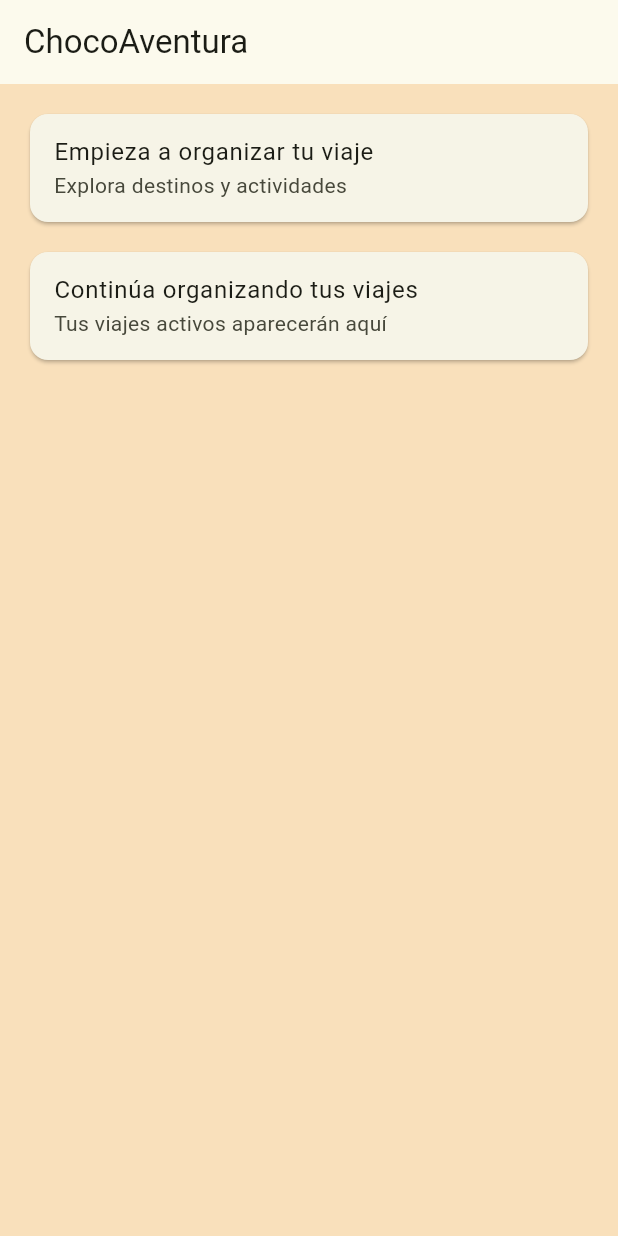
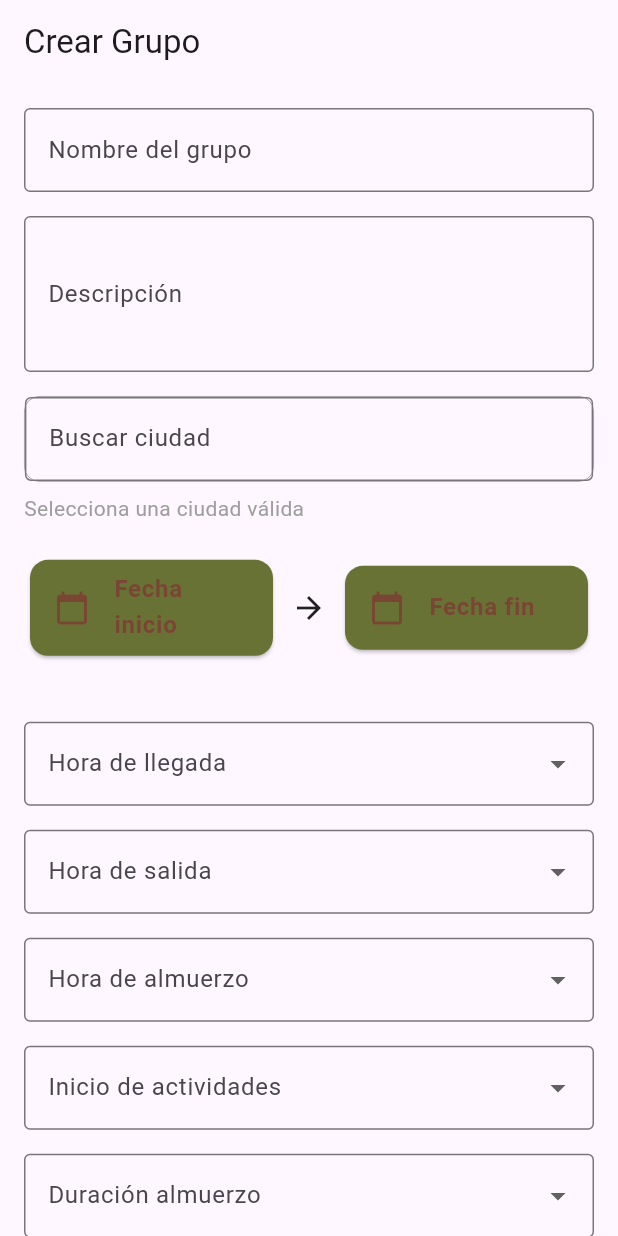
Before and after one commit to michellecfino/ChocoAventura-front, a Flutter app: the screen it shows after launch, on a phone screen of 412 x 824 dp. Run offline on Flutter 3.47's test engine with Material 3 defaults, Android fonts, the phone set to English and light mode, and no system bars; drawn by our look-alikes of google_places_flutter; our stand-ins replace google_fonts.

Commit message:
crear grupo viaje casi listyo

```diff
--- a/choco/lib/features/itinerario/screens/ItinerarioScreen.dart
+++ b/choco/lib/features/itinerario/screens/ItinerarioScreen.dart
@@ -3,7 +3,6 @@ import 'package:flutter/material.dart';
 import 'package:google_fonts/google_fonts.dart';
 import 'package:choco/features/itinerario/models/Itinerario.dart';
 import 'package:choco/app/colors.dart';
-import 'package:choco/core/mock/itinerario_mock.dart';
 import 'package:choco/features/itinerario/widgets/calendar_view.dart';
 
 class ItinerarioScreen extends StatefulWidget {
--- /dev/null
+++ b/choco/lib/features/viajes/screens/CreacionGrupoViaje.dart
@@ -0,0 +1,299 @@
+import 'package:flutter/material.dart';
+import 'package:google_places_flutter/google_places_flutter.dart';
+import 'package:choco/features/viajes/widgets/calendario.dart';
+
+class CreacionGrupoViaje extends StatefulWidget {
+  const CreacionGrupoViaje({super.key});
+
+  @override
+  State<CreacionGrupoViaje> createState() => _CreacionGrupoViajeState();
+}
+
+class _CreacionGrupoViajeState extends State<CreacionGrupoViaje> {
+  final _formKey = GlobalKey<FormState>();
+
+  //  Datos
+  String? nombre;
+  String? descripcion;
+
+  String? ciudad;
+  String? pais;
+  double? lat;
+  double? lng;
+
+  DateTime? fechaInicio;
+  DateTime? fechaFin;
+  TimeOfDay? horaLlegada;
+  TimeOfDay? horaSalida;
+
+  List<TimeOfDay> generarHoras() {
+    return List.generate(24, (index) {
+      return TimeOfDay(hour: index, minute: 0);
+    });
+  }
+
+  DateTime combinarFechaYHora(DateTime fecha, TimeOfDay hora) {
+    return DateTime(fecha.year, fecha.month, fecha.day, hora.hour, hora.minute);
+  }
+
+  TimeOfDay? horaAlmuerzo;
+  TimeOfDay? horaInicio;
+
+  int? tiempoAlmuerzo;
+
+  final ciudadController = TextEditingController();
+
+  @override
+  Widget build(BuildContext context) {
+    return Scaffold(
+      appBar: AppBar(title: const Text("Crear Grupo")),
+      body: Form(
+        key: _formKey,
+        child: ListView(
+          padding: const EdgeInsets.all(16),
+          children: [
+            //  Nombre
+            TextFormField(
+              decoration: const InputDecoration(
+                labelText: "Nombre del grupo",
+                border: OutlineInputBorder(),
+              ),
+              validator: (v) => v == null || v.isEmpty ? "Obligatorio" : null,
+              onSaved: (v) => nombre = v,
+            ),
+
+            const SizedBox(height: 16),
+
+            //  Descripción
+            TextFormField(
+              decoration: const InputDecoration(
+                labelText: "Descripción",
+                border: OutlineInputBorder(),
+              ),
+              maxLines: 3,
+              onSaved: (v) => descripcion = v,
+            ),
+
+            const SizedBox(height: 16),
+
+            //  CIUDAD (GOOGLE)
+            GooglePlaceAutoCompleteTextField(
+              textEditingController: ciudadController,
+              googleAPIKey: "AIzaSyAK4aui_XKMFgZAEyzKB9cYo7JsYm2LHrY",
+
+              inputDecoration: const InputDecoration(
+                hintText: "Buscar ciudad",
+                border: OutlineInputBorder(),
+              ),
+
+              debounceTime: 800,
+              isLatLngRequired: true,
+
+              getPlaceDetailWithLatLng: (prediction) {
+                lat = double.tryParse(prediction.lat ?? "");
+                lng = double.tryParse(prediction.lng ?? "");
+              },
+
+              itemClick: (prediction) {
+                ciudadController.text = prediction.description ?? "";
+
+                final partes = (prediction.description ?? "").split(",");
+
+                ciudad = partes.first.trim();
+                pais = partes.last.trim();
+
+                setState(() {});
+              },
+            ),
+
+            const SizedBox(height: 8),
+
+            Text(
+              pais != null ? "País: $pais" : "Selecciona una ciudad válida",
+              style: const TextStyle(color: Colors.grey),
+            ),
+
+            const SizedBox(height: 20),
+
+            //  FECHAS
+            DateRangePicker(
+              onDateSelected: (start, end) {
+                fechaInicio = start;
+                fechaFin = end;
+              },
+            ),
+
+            const SizedBox(height: 20),
+
+            SizedBox(height: 20),
+
+            //  HORA LLEGADA
+            DropdownButtonFormField<TimeOfDay>(
+              decoration: const InputDecoration(
+                labelText: "Hora de llegada",
+                border: OutlineInputBorder(),
+              ),
+              items: generarHoras().map((hora) {
+                return DropdownMenuItem(
+                  value: hora,
+                  child: Text(hora.format(context)),
+                );
+              }).toList(),
+              onChanged: (value) => setState(() => horaLlegada = value),
+            ),
+
+            SizedBox(height: 16),
+
+            //  HORA SALIDA
+            DropdownButtonFormField<TimeOfDay>(
+              decoration: const InputDecoration(
+                labelText: "Hora de salida",
+                border: OutlineInputBorder(),
+              ),
+              items: generarHoras().map((hora) {
+                return DropdownMenuItem(
+                  value: hora,
+                  child: Text(hora.format(context)),
+                );
+              }).toList(),
+              onChanged: (value) => setState(() => horaSalida = value),
+            ),
+
+            SizedBox(height: 16),
+
+            //  HORA ALMUERZO
+            DropdownButtonFormField<TimeOfDay>(
+              decoration: const InputDecoration(
+                labelText: "Hora de almuerzo",
+                border: OutlineInputBorder(),
+              ),
+              items: List.generate(24, (hour) {
+                return DropdownMenuItem(
+                  value: TimeOfDay(hour: hour, minute: 0),
+                  child: Text("${hour.toString().padLeft(2, '0')}:00"),
+                );
+              }),
+              onChanged: (v) => setState(() => horaAlmuerzo = v),
+              validator: (v) => v == null ? "Selecciona hora" : null,
+            ),
+
+            const SizedBox(height: 16),
+
+            //  HORA INICIO ACTIVIDADES
+            DropdownButtonFormField<TimeOfDay>(
+              decoration: const InputDecoration(
+                labelText: "Inicio de actividades",
+                border: OutlineInputBorder(),
+              ),
+              items: List.generate(24, (hour) {
+                return DropdownMenuItem(
+                  value: TimeOfDay(hour: hour, minute: 0),
+                  child: Text("${hour.toString().padLeft(2, '0')}:00"),
+                );
+              }),
+              onChanged: (v) => setState(() => horaInicio = v),
+              validator: (v) => v == null ? "Selecciona hora" : null,
+            ),
+
+            const SizedBox(height: 16),
+
+            //  DURACIÓN ALMUERZO
+            DropdownButtonFormField<int>(
+              decoration: const InputDecoration(
+                labelText: "Duración almuerzo",
+                border: OutlineInputBorder(),
+              ),
+              items: List.generate(6, (i) {
+                int min = (i + 1) * 30;
+                return DropdownMenuItem(
+                  value: min,
+                  child: Text(
+                    min < 60
+                        ? "$min min"
+                        : "${min ~/ 60}h ${min % 60 == 0 ? "" : "${min % 60}min"}",
+                  ),
+                );
+              }),
+              onChanged: (v) => setState(() => tiempoAlmuerzo = v),
+              validator: (v) => v == null ? "Selecciona duración" : null,
+            ),
+
+            const SizedBox(height: 24),
+
+            //  BOTÓN
+            ElevatedButton(
+              onPressed: () {
+                if (!_formKey.currentState!.validate()) return;
+
+                if (ciudad == null || pais == null) {
+                  ScaffoldMessenger.of(context).showSnackBar(
+                    const SnackBar(
+                      content: Text("Selecciona una ciudad válida"),
+                    ),
+                  );
+                  return;
+                }
+
+                if (fechaInicio == null || fechaFin == null) {
+                  ScaffoldMessenger.of(context).showSnackBar(
+                    const SnackBar(content: Text("Selecciona fechas")),
+                  );
+                  return;
+                }
+
+                if (fechaInicio == null || fechaFin == null) {
+                  ScaffoldMessenger.of(context).showSnackBar(
+                    const SnackBar(content: Text("Selecciona fechas")),
+                  );
+                  return;
+                }
+
+                if (horaLlegada == null || horaSalida == null) {
+                  ScaffoldMessenger.of(context).showSnackBar(
+                    const SnackBar(content: Text("Selecciona horas")),
+                  );
+                  return;
+                }
+
+                DateTime fechaInicioCompleta = combinarFechaYHora(
+                  fechaInicio!,
+                  horaLlegada!,
+                );
+
+                DateTime fechaFinCompleta = combinarFechaYHora(
+                  fechaFin!,
+                  horaSalida!,
+                );
+
+                _formKey.currentState!.save();
+
+                print(nombre);
+                print(ciudad);
+                print(pais);
+                print(fechaInicioCompleta);
+                print(fechaFinCompleta);
+                print(horaAlmuerzo);
+
+                final dto = {
+                  "nombre": nombre,
+                  "descripcion": descripcion,
+                  "nombreCiudad": ciudad,
+                  "paisCiudad": pais,
+                  "latCiudad": lat,
+                  "lngCiudad": lng,
+                  "fechaInicio": fechaInicioCompleta.toIso8601String(),
+                  "fechaFin": fechaFinCompleta.toIso8601String(),
+                  "horaAlmuerzo": horaAlmuerzo!.format(context),
+                  "horaInicioActividades": horaInicio!.format(context),
+                  "tiempoParaAlmorzar": tiempoAlmuerzo,
+                };
+                // Aqui se llama al back
+              },
+              child: const Text("Crear Grupo"),
+            ),
+          ],
+        ),
+      ),
+    );
+  }
+}
--- /dev/null
+++ b/choco/lib/features/viajes/widgets/calendario.dart
@@ -0,0 +1,92 @@
+import 'package:choco/app/colors.dart';
+import 'package:flutter/material.dart';
+
+class DateRangePicker extends StatefulWidget {
+  final Function(DateTime?, DateTime?) onDateSelected;
+
+  const DateRangePicker({super.key, required this.onDateSelected});
+
+  @override
+  State<DateRangePicker> createState() => _DateRangePickerState();
+}
+
+class _DateRangePickerState extends State<DateRangePicker> {
+  DateTime? _start;
+  DateTime? _end;
+
+  String formatDate(DateTime date) {
+    return '${date.day}/${date.month}/${date.year}';
+  }
+
+  @override
+  Widget build(BuildContext context) {
+    return Row(
+      children: [
+        // 🔹 FECHA INICIO
+        Expanded(
+          child: Card(
+            color: AppColors.primary,
+            child: ListTile(
+              leading: const Icon(Icons.calendar_today, color: AppColors.text),
+              title: Text(
+                _start != null ? formatDate(_start!) : 'Fecha inicio',
+                style: TextStyle(
+                  color: AppColors.text,
+                  fontWeight: FontWeight.bold,
+                ),
+              ),
+              onTap: () async {
+                final d = await showDatePicker(
+                  context: context,
+                  initialDate: DateTime.now(),
+                  firstDate: DateTime.now(),
+                  lastDate: DateTime.now().add(const Duration(days: 365)),
+                );
+
+                if (d != null) {
+                  setState(() => _start = d);
+                  widget.onDateSelected(_start, _end);
+                }
+              },
+            ),
+          ),
+        ),
+
+        const Padding(
+          padding: EdgeInsets.symmetric(horizontal: 8),
+          child: Icon(Icons.arrow_forward),
+        ),
+
+        // 🔹 FECHA FIN
+        Expanded(
+          child: Card(
+            color: AppColors.primary,
+            child: ListTile(
+              leading: const Icon(Icons.calendar_today, color: AppColors.text),
+              title: Text(
+                _end != null ? formatDate(_end!) : 'Fecha fin',
+                style: TextStyle(
+                  color: AppColors.text,
+                  fontWeight: FontWeight.bold,
+                ),
+              ),
+              onTap: () async {
+                final d = await showDatePicker(
+                  context: context,
+                  initialDate: _start ?? DateTime.now(),
+                  firstDate: _start ?? DateTime.now(),
+                  lastDate: DateTime.now().add(const Duration(days: 365)),
+                );
+
+                if (d != null) {
+                  setState(() => _end = d);
+                  widget.onDateSelected(_start, _end); // 🔥 clave
+                }
+              },
+            ),
+          ),
+        ),
+      ],
+    );
+  }
+}
--- a/choco/lib/main.dart
+++ b/choco/lib/main.dart
@@ -1,6 +1,16 @@
+import 'package:choco/features/viajes/screens/CreacionGrupoViaje.dart';
 import 'package:flutter/material.dart';
 import 'app/app.dart';
 
 void main() {
-  runApp(const ChocoAventuraApp());
+  runApp(MaterialApp(home: const Prueba()));
 }
+
+class Prueba extends StatelessWidget {
+  const Prueba({super.key});
+
+  @override
+  Widget build(BuildContext context) {
+    return CreacionGrupoViaje();
+  }
+}
--- a/choco/pubspec.yaml
+++ b/choco/pubspec.yaml
@@ -30,6 +30,7 @@ environment:
 dependencies:
   flutter:
     sdk: flutter
+  google_places_flutter: ^2.0.6
 
   # The following adds the Cupertino Icons font to your application.
   # Use with the CupertinoIcons class for iOS style icons.
```
Also changed, not shown: choco/pubspec.lock, 1 other file.
